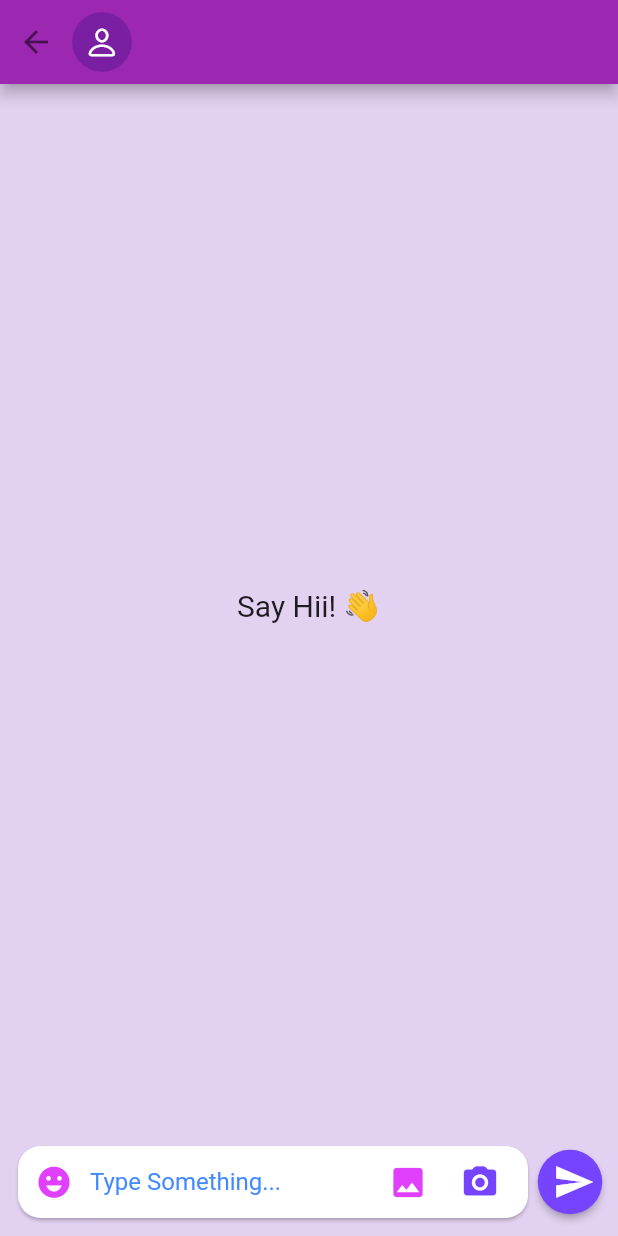
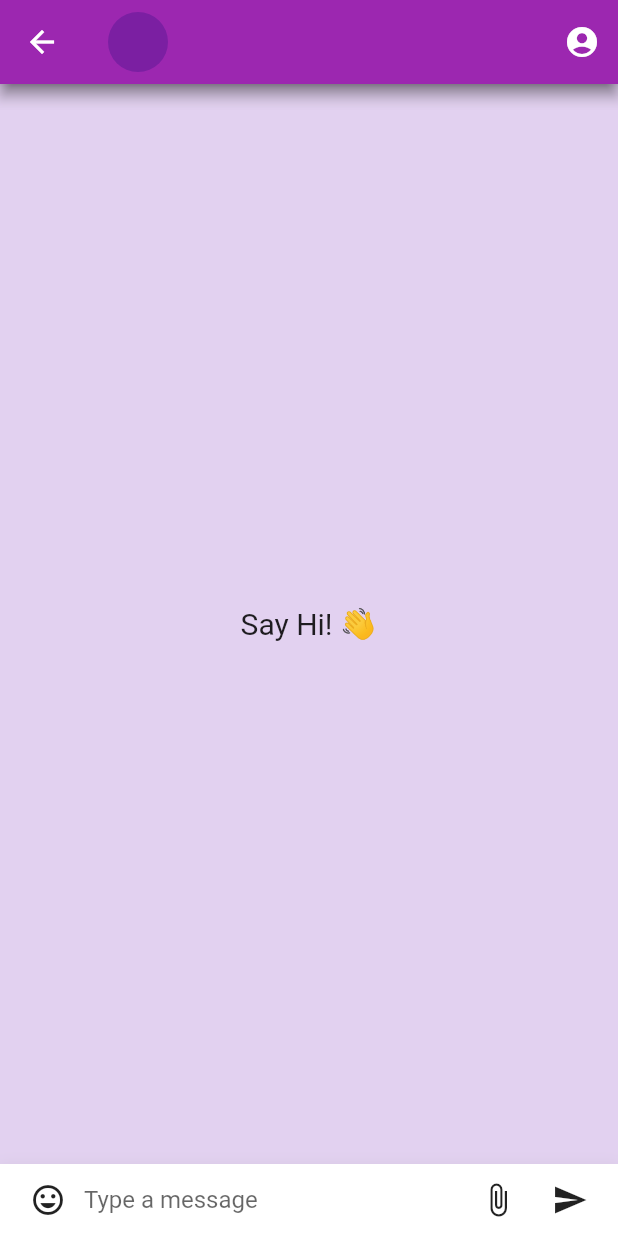
Before and after one commit to maazstering/vendoo-chatting-app, a Flutter app: the MessagingScreen screen opened directly with empty values, on a phone screen of 412 x 824 dp. Run offline on Flutter 3.47's test engine with Material 2 defaults, Android fonts, the phone set to English and light mode, and no system bars; drawn by our look-alikes of cached_network_image; our stand-ins replace bloc, cloud_firestore, emoji_picker_flutter, equatable, firebase_auth, firebase_core and 2 more; missing offline and left inert: dart:js, flutter_notification_channel; accounts and stored records are empty.

Commit message:
Errors fixex, impmelemted message sent

```diff
--- a/lib/screens/messaging/ui/message.dart
+++ b/lib/screens/messaging/ui/message.dart
@@ -45,7 +45,7 @@ class Messages extends StatelessWidget {
             );
           } else {
             return const Center(
-              child: Text('Say Hii! 👋', style: TextStyle(fontSize: 20)),
+              child: Text('Say Hi! 👋', style: TextStyle(fontSize: 20)),
             );
           }
         },
@@ -112,36 +112,17 @@ class _MessagingScreenState extends State<MessagingScreen> {
                               });
                         } else {
                           return const Center(
-                            child: Text('Say Hii! 👋',
+                            child: Text('Say Hi! 👋',
                                 style: TextStyle(fontSize: 20)),
                           );
                         }
+                      default:
+                        return const SizedBox();
                     }
                   },
                 ),
               ),
-              if (_isUploading)
-                Align(
-                  alignment: Alignment.centerRight,
-                  child: Padding(
-                    padding:
-                        const EdgeInsets.symmetric(vertical: 8, horizontal: 20),
-                    child: CircularProgressIndicator(strokeWidth: 2),
-                  ),
-                ),
-              _chatInput(),
-              if (_showEmoji)
-                SizedBox(
-                  height: MediaQuery.of(context).size.height * .35,
-                  child: EmojiPicker(
-                    textEditingController: _textController,
-                    config: Config(
-                      bgColor: Color.fromARGB(255, 243, 234, 255),
-                      columns: 8,
-                      emojiSizeMax: 32,
-                    ),
-                  ),
-                ),
+              _buildChatControls(),
             ],
           ),
         ),
@@ -150,180 +131,118 @@ class _MessagingScreenState extends State<MessagingScreen> {
   }
 
   Widget _appBar() {
-    return InkWell(
-      onTap: () {
+    return AppBar(
+      leading: IconButton(
+        icon: Icon(Icons.arrow_back),
+        onPressed: () {
+          Navigator.pop(context);
+        },
+      ),
+      title: Row(
+        children: [
+          CircleAvatar(
+            radius: 20,
+            // backgroundImage: Icon(Icons.account_circle),
+          ),
+          SizedBox(width: 10),
+          Text(widget.user.name),
+        ],
+      ),
+      actions: [
+        IconButton(
+          icon: Icon(Icons.account_circle),
+          onPressed: () {
             Navigator.push(
               context,
               MaterialPageRoute(
-            builder: (_) => AccountPage(user: widget.user),
+                builder: (context) => AccountPage(user: widget.user),
               ),
             );
           },
+        ),
+      ],
+    );
+  }
+
+  Widget _buildChatControls() {
+    return Container(
+      padding: const EdgeInsets.symmetric(horizontal: 8),
+      decoration: BoxDecoration(
+        color: Colors.white,
+        boxShadow: [
+          BoxShadow(
+            color: Colors.grey.withOpacity(0.2),
+            spreadRadius: 1,
+            blurRadius: 8,
+            offset: Offset(0, 2),
+          ),
+        ],
+      ),
       child: Row(
         children: [
           IconButton(
-            onPressed: () => Navigator.pop(context),
-            icon: const Icon(Icons.arrow_back, color: Colors.black54),
+            icon: Icon(Icons.insert_emoticon),
+            onPressed: () {
+              setState(() {
+                _showEmoji = !_showEmoji;
+              });
+            },
           ),
-          ClipRRect(
-            borderRadius: BorderRadius.circular(24),
-            child: CachedNetworkImage(
-              width: 40,
-              height: 40,
-              imageUrl: widget.user.image,
-              errorWidget: (context, url, error) => const CircleAvatar(
-                child: Icon(CupertinoIcons.person),
+          Expanded(
+            child: TextField(
+              controller: _textController,
+              decoration: InputDecoration(
+                hintText: 'Type a message',
+                border: InputBorder.none,
               ),
             ),
           ),
-          const SizedBox(width: 10),
-          Column(
-            mainAxisAlignment: MainAxisAlignment.center,
-            crossAxisAlignment: CrossAxisAlignment.start,
-            children: [
-              Text(
-                widget.user.name,
-                style: const TextStyle(
-                  fontSize: 16,
-                  color: Colors.black87,
-                  fontWeight: FontWeight.w500,
+          IconButton(
+            icon: Icon(Icons.attach_file),
+            onPressed: () async {
+              await _pickImageFromGallery();
+            },
           ),
-              ),
-              const SizedBox(height: 2),
-              Text(
-                widget.user.lastActive,
-                style: const TextStyle(fontSize: 13, color: Colors.black54),
-              ),
-            ],
+          IconButton(
+            icon: Icon(Icons.send),
+            onPressed: () async {
+              await _sendMessage();
+            },
           ),
         ],
       ),
     );
   }
 
-  Widget _chatInput() {
-    return Padding(
-      padding: const EdgeInsets.symmetric(vertical: 8, horizontal: 8),
-      child: Row(
-        children: [
-          Expanded(
-            child: Card(
-              shape: RoundedRectangleBorder(
-                borderRadius: BorderRadius.circular(15),
-              ),
-              child: Row(
-                children: [
-                  IconButton(
-                    onPressed: () {
-                      FocusScope.of(context).unfocus();
-                      setState(() => _showEmoji = !_showEmoji);
-                    },
-                    icon: const Icon(
-                      Icons.emoji_emotions,
-                      color: Colors.purpleAccent,
-                      size: 25,
-                    ),
-                  ),
-                  Expanded(
-                    child: TextField(
-                      controller: _textController,
-                      keyboardType: TextInputType.multiline,
-                      maxLines: null,
-                      onTap: () {
-                        if (_showEmoji) {
-                          setState(() => _showEmoji = !_showEmoji);
-                        }
-                      },
-                      decoration: const InputDecoration(
-                        hintText: 'Type Something...',
-                        hintStyle: TextStyle(color: Colors.blueAccent),
-                        border: InputBorder.none,
-                      ),
-                    ),
-                  ),
-                  IconButton(
-                    onPressed: () async {
-                      final ImagePicker picker = ImagePicker();
-                      final List<XFile> images = await picker.pickMultiImage(
-                        imageQuality: 70,
+  Future<void> _pickImageFromGallery() async {
+    final imagePicker = ImagePicker();
+    final pickedImage = await imagePicker.getImage(
+      source: ImageSource.gallery,
     );
-                      for (var i in images) {
-                        print('Image Path: ${i.path}');
-                        setState(() => _isUploading = true);
-                        // await APIs.sendChatImage(widget.user, File(i.path));
-                        setState(() => _isUploading = false);
-                      }
-                    },
-                    icon: const Icon(
-                      Icons.image,
-                      color: Colors.purpleAccent,
-                      size: 26,
-                    ),
-                  ),
-                  IconButton(
-                    onPressed: () async {
-                      final ImagePicker picker = ImagePicker();
-                      final XFile? image = await picker.pickImage(
-                        source: ImageSource.camera,
-                        imageQuality: 70,
-                      );
-                      if (image != null) {
-                        print('Image Path: ${image.path}');
-                        setState(() => _isUploading = true);
-                        // await APIs.sendChatImage(
-                        //   widget.user,
-                        //   File(image.path),
-                        // );
-                        setState(() => _isUploading = false);
-                      }
-                    },
-                    icon: const Icon(
-                      Icons.camera_alt_rounded,
-                      color: Color.fromARGB(255, 118, 68, 255),
-                      size: 26,
-                    ),
-                  ),
-                  const SizedBox(width: 8),
-                ],
-              ),
-            ),
-          ),
-          MaterialButton(
-            onPressed: () {
-              if (_textController.text.isNotEmpty) {
-                if (_list.isEmpty) {
-                  APIs.sendFirstMessage(
-                    widget.user,
-                    _textController.text,
-                    Type.text,
-                  );
-                } else {
-                  APIs.sendMessage(
-                    widget.user,
-                    _textController.text,
-                    Type.text,
-                  );
-                }
-                _textController.text = '';
-              }
-            },
-            minWidth: 0,
-            padding: const EdgeInsets.only(
-              top: 10,
-              bottom: 10,
-              right: 5,
-              left: 10,
-            ),
-            shape: const CircleBorder(),
-            color: const Color.fromARGB(255, 118, 68, 255),
-            child: const Icon(
-              Icons.send,
-              color: Colors.white,
-              size: 28,
-            ),
-          ),
-        ],
-      ),
-    );
+
+    if (pickedImage != null) {
+      setState(() {
+        _isUploading = true;
+      });
+
+      setState(() {
+        _isUploading = false;
+      });
     }
   }
+
+  Future<void> _sendMessage() async {
+    final text = _textController.text.trim();
+    if (text.isEmpty) return;
+
+    _textController.clear();
+
+    // await APIs.sendMessage(
+    //   Message(
+    //     fromId: APIs.cuser,
+    //     toId: widget.user.id,
+    //     text: text,
+    //   ),
+    // );
+  }
+}
--- a/pubspec.yaml
+++ b/pubspec.yaml
@@ -50,6 +50,7 @@ dependencies:
   cupertino_icons: ^1.0.2
   firebase_core: ^2.13.1
   emoji_picker_flutter: ^1.6.0
+  flutter_notification_channel: ^2.0.0
 
 dev_dependencies:
   flutter_test:
```
Also changed, not shown: lib/main.dart (+38 -12 lines), lib/screens/home/ui/homepage.dart (+2 -6 lines), lib/firebase_options.dart, pubspec.lock. Lines whose indentation alone changed are shown as unchanged.
